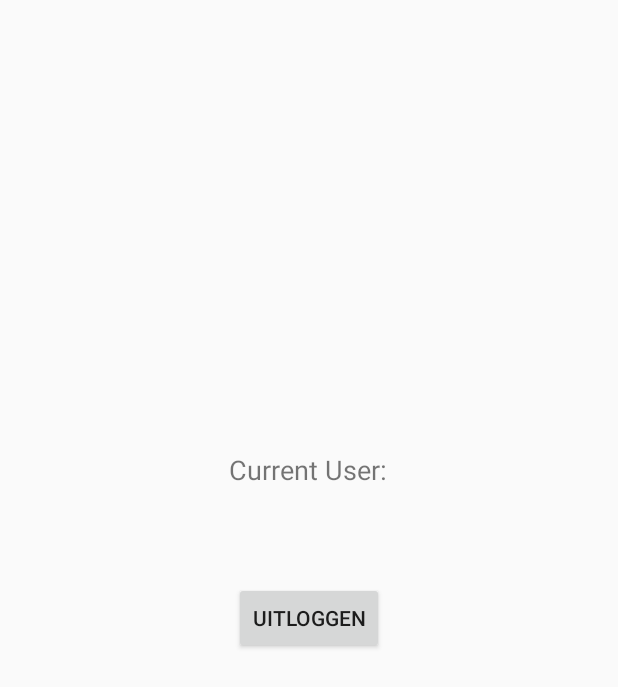
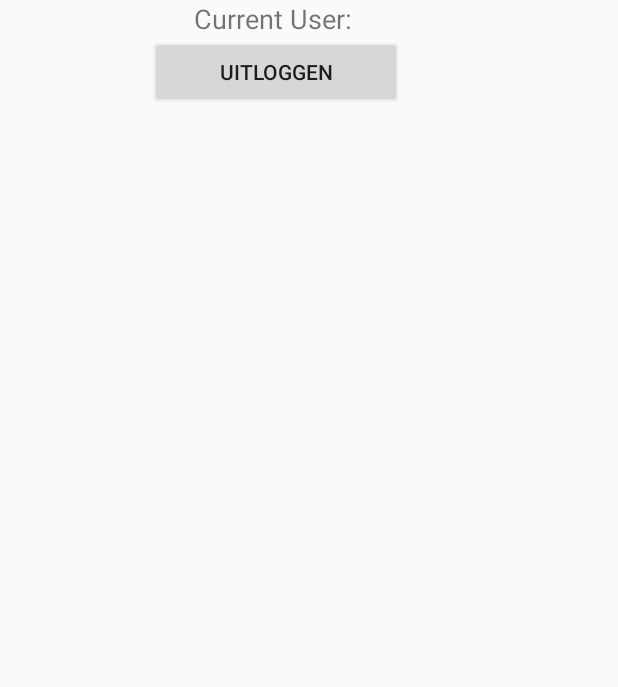
Before and after one commit to CarlvinT/Bridge, an Android app: the fragment ProfileFragment shown on its own in the app's theme, on a phone screen of 412 x 824 dp. Shown: the top 687 px of the screen. Run offline under Robolectric (Android 15) with nearby library versions, the light colour scheme and no system bars; our stand-ins replace Firebase (no records; nobody signed in at launch, a user with empty details on screens opened directly).

Commit message:
Rebuilt profile view so it now contains a listview

```diff
--- a/app/src/main/java/nl/ben_ey/bridge/LoginActivity.java
+++ b/app/src/main/java/nl/ben_ey/bridge/LoginActivity.java
@@ -53,7 +53,7 @@ public class LoginActivity extends AppCompatActivity {
             Toast.makeText(LoginActivity.this, "signed in",
                     Toast.LENGTH_LONG).show();
 
-            setUserInfo();
+            registerSignIn();
             startActivity(i);
         }
     }
@@ -80,15 +80,13 @@ public class LoginActivity extends AppCompatActivity {
                                 Toast.makeText(LoginActivity.this, "Welcome login succesfull ",
                                         Toast.LENGTH_SHORT).show();
 
-                                setUserInfo();
+                                registerSignIn();
                                 startActivity(i);
 
                             } else {
                                 Toast.makeText(LoginActivity.this, "Authentication failed.",
                                         Toast.LENGTH_SHORT).show();
                             }
-
-                            // ...
                         }
                     });
 
@@ -96,15 +94,9 @@ public class LoginActivity extends AppCompatActivity {
 
     }
 
+    public void registerSignIn()
+    {
 
-    public void setUserInfo()
-    {
-        SharedPreferences sharedPrefs = getPreferences(Context.MODE_PRIVATE);
-        SharedPreferences.Editor editor = sharedPrefs.edit();
+    }
 
-        Log.wtf("User id", user.getUid());
-
-        editor.putString(getString(R.string.saved_user_id), user.getUid());
-        editor.commit();
-    }
 }
--- a/app/src/main/res/layout/fragment_profile.xml
+++ b/app/src/main/res/layout/fragment_profile.xml
@@ -1,36 +1,50 @@
 <?xml version="1.0" encoding="utf-8"?>
-<android.support.constraint.ConstraintLayout xmlns:android="http://schemas.android.com/apk/res/android"
+<LinearLayout xmlns:android="http://schemas.android.com/apk/res/android"
     xmlns:app="http://schemas.android.com/apk/res-auto"
     xmlns:tools="http://schemas.android.com/tools"
     android:orientation="vertical" android:layout_width="match_parent"
     android:layout_height="match_parent">
 
+    <LinearLayout
+        android:layout_width="368dp"
+        android:layout_height="wrap_content"
+        android:orientation="vertical"
+        tools:layout_editor_absoluteX="8dp"
+        tools:layout_editor_absoluteY="8dp">
+
         <TextView
             android:id="@+id/vUser"
-        android:layout_width="323dp"
-        android:layout_height="30dp"
-        android:layout_marginBottom="8dp"
-        android:layout_marginLeft="8dp"
-        android:layout_marginRight="8dp"
-        android:layout_marginTop="120dp"
+            android:layout_width="match_parent"
+            android:layout_height="22dp"
+            android:layout_marginBottom="2dp"
             android:text="TextView"
             android:textAlignment="center"
             android:textSize="18sp"
             app:layout_constraintBottom_toTopOf="@+id/logout_button"
-        app:layout_constraintHorizontal_bias="0.523"
+            app:layout_constraintLeft_toLeftOf="@+id/logout_button" />
+
+        <Button
+            android:id="@+id/logout_button"
+            android:layout_width="match_parent"
+            android:layout_height="wrap_content"
+            android:layout_marginEnd="100dp"
+            android:layout_marginStart="100dp"
+            android:text="@string/action_sign_out"
+            app:layout_constraintBottom_toBottomOf="parent"
+            app:layout_constraintHorizontal_bias="0.056"
             app:layout_constraintLeft_toLeftOf="parent"
             app:layout_constraintRight_toRightOf="parent"
             app:layout_constraintTop_toTopOf="parent"
-        app:layout_constraintVertical_bias="0.785"
-        tools:layout_editor_absoluteY="199dp" />
+            app:layout_constraintVertical_bias="0.084" />
 
-    <Button
-        android:id="@+id/logout_button"
+    </LinearLayout>
+
+    <ListView
+        android:id="@+id/times_logged_in"
         android:layout_width="wrap_content"
-        android:layout_height="wrap_content"
-        android:text="@string/action_sign_out"
-        app:layout_constraintBottom_toBottomOf="parent"
-        app:layout_constraintLeft_toLeftOf="parent"
-        app:layout_constraintRight_toRightOf="parent"
-        app:layout_constraintTop_toTopOf="parent" />
-</android.support.constraint.ConstraintLayout>
+        android:layout_height="365dp"
+        android:layout_weight="1"
+        tools:layout_editor_absoluteX="8dp"
+        tools:layout_editor_absoluteY="8dp" />
+
+</LinearLayout>
```
Lines whose indentation alone changed are shown as unchanged.
